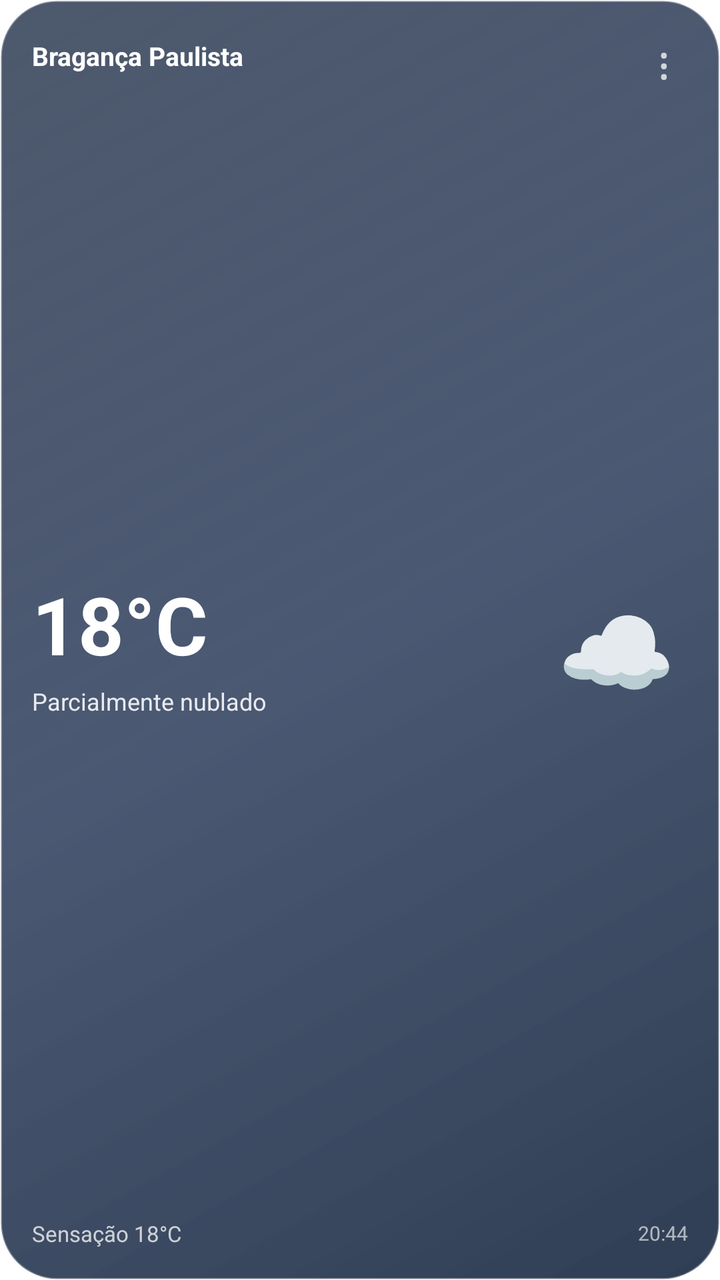
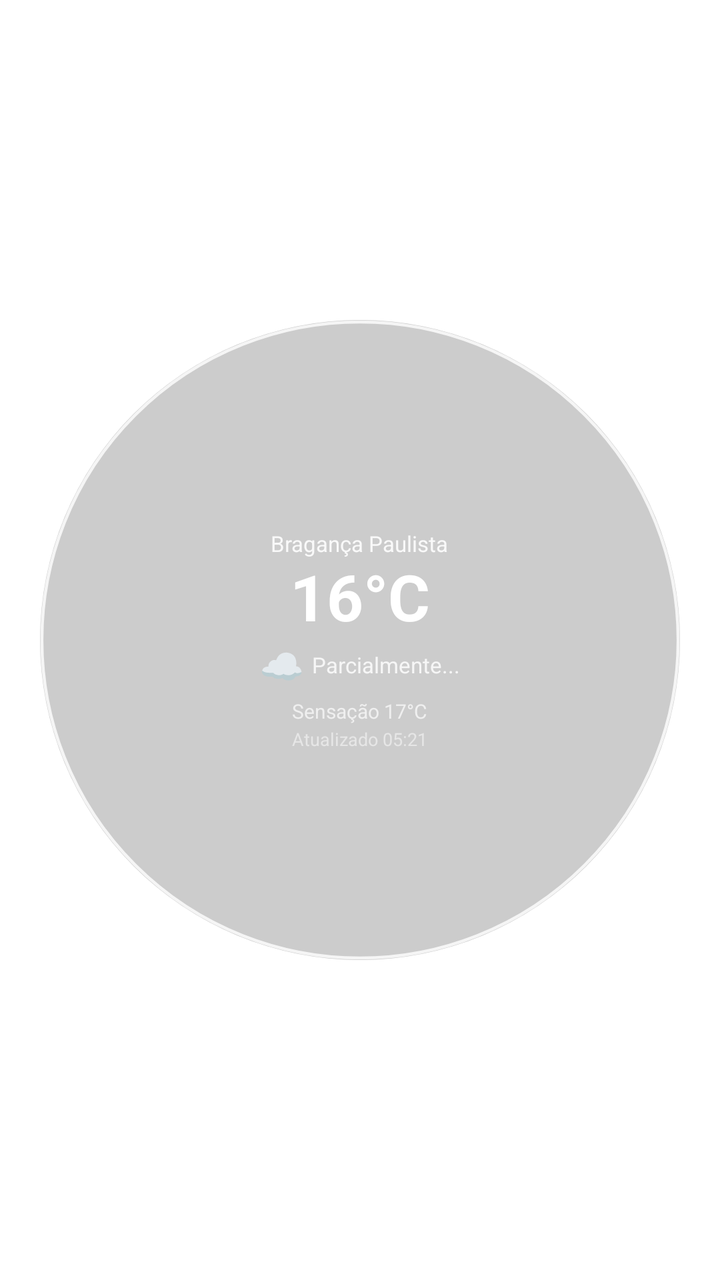

The first picture is an Android layout as it rendered before a commit; the second is the same layout after the commit. The layout source and the unified diff follow.
<!-- AndroidManifest.xml: fallback theme Theme.MaterialComponents.DayNight.NoActionBar -->
<!-- res/layout/weather_home_widget.xml -->
<?xml version="1.0" encoding="utf-8"?>
<FrameLayout
    xmlns:android="http://schemas.android.com/apk/res/android"
    android:id="@+id/widget_root"
    android:layout_width="match_parent"
    android:layout_height="match_parent"
    android:background="@drawable/widget_background"
    android:padding="16dp">

    
    <LinearLayout
        android:layout_width="match_parent"
        android:layout_height="match_parent"
        android:orientation="vertical">

        
        <LinearLayout
            android:layout_width="match_parent"
            android:layout_height="wrap_content"
            android:orientation="horizontal"
            android:gravity="center_vertical">

            <TextView
                android:id="@+id/widget_city"
                android:layout_width="0dp"
                android:layout_height="wrap_content"
                android:layout_weight="1"
                android:text="Bragança Paulista"
                android:textColor="#FFFFFFFF"
                android:textSize="13sp"
                android:textStyle="bold"
                android:maxLines="1"
                android:ellipsize="end" />

            <TextView
                android:id="@+id/widget_menu"
                android:layout_width="24dp"
                android:layout_height="24dp"
                android:gravity="center"
                android:text="⋮"
                android:textColor="#BFFFFFFF"
                android:textSize="22sp" />

        </LinearLayout>

        
        <LinearLayout
            android:layout_width="match_parent"
            android:layout_height="0dp"
            android:layout_weight="1"
            android:orientation="horizontal"
            android:gravity="center_vertical">

            
            <LinearLayout
                android:layout_width="0dp"
                android:layout_height="wrap_content"
                android:layout_weight="1"
                android:orientation="vertical">

                <TextView
                    android:id="@+id/widget_temperature"
                    android:layout_width="wrap_content"
                    android:layout_height="wrap_content"
                    android:text="18°C"
                    android:textColor="#FFFFFFFF"
                    android:textSize="40sp"
                    android:textStyle="bold"
                    android:includeFontPadding="false" />

                <TextView
                    android:id="@+id/widget_description"
                    android:layout_width="wrap_content"
                    android:layout_height="wrap_content"
                    android:layout_marginTop="5dp"
                    android:text="Parcialmente nublado"
                    android:textColor="#DFFFFFFF"
                    android:textSize="12sp"
                    android:maxLines="1"
                    android:ellipsize="end" />

            </LinearLayout>

            
            <TextView
                android:id="@+id/widget_weather_icon"
                android:layout_width="72dp"
                android:layout_height="72dp"
                android:gravity="center"
                android:text="☁"
                android:textColor="#FFFFFFFF"
                android:textSize="48sp" />

        </LinearLayout>

        
        <LinearLayout
            android:layout_width="match_parent"
            android:layout_height="wrap_content"
            android:orientation="horizontal"
            android:gravity="center_vertical">

            <TextView
                android:id="@+id/widget_feels"
                android:layout_width="0dp"
                android:layout_height="wrap_content"
                android:layout_weight="1"
                android:text="Sensação 18°C"
                android:textColor="#BFFFFFFF"
                android:textSize="11sp"
                android:maxLines="1" />

            <TextView
                android:id="@+id/widget_updated"
                android:layout_width="wrap_content"
                android:layout_height="wrap_content"
                android:text="20:44"
                android:textColor="#9FFFFFFF"
                android:textSize="10sp" />

        </LinearLayout>

    </LinearLayout>

</FrameLayout>
<!-- resources referenced by this layout -->
<resources>
  <!-- drawable widget_background (drawable) -->
  <?xml version="1.0" encoding="utf-8"?>
  <shape xmlns:android="http://schemas.android.com/apk/res/android"
      android:shape="rectangle">
  
      <gradient
          android:angle="135"
          android:startColor="#E6192942"
          android:centerColor="#D92B3B5A"
          android:endColor="#C61A2942" />
  
      <corners android:radius="28dp" />
  
      <stroke
          android:width="1dp"
          android:color="#55FFFFFF" />
  
  </shape>
</resources>

<!-- the commit's change to res/layout/weather_home_widget.xml (unified diff, before → after) -->
@@ -1,124 +1,102 @@
 <?xml version="1.0" encoding="utf-8"?>
-<FrameLayout
-    xmlns:android="http://schemas.android.com/apk/res/android"
+<FrameLayout xmlns:android="http://schemas.android.com/apk/res/android"
     android:id="@+id/widget_root"
     android:layout_width="match_parent"
     android:layout_height="match_parent"
-    android:background="@drawable/widget_background"
-    android:padding="16dp">
+    android:padding="0dp">
+
+    
+    <ImageView
+        android:id="@+id/widget_circle"
+        android:layout_width="match_parent"
+        android:layout_height="match_parent"
+        android:src="@drawable/widget_circle"
+        android:scaleType="centerInside"
+        android:contentDescription="@null" />
 
     
     <LinearLayout
         android:layout_width="match_parent"
         android:layout_height="match_parent"
-        android:orientation="vertical">
+        android:orientation="vertical"
+        android:gravity="center"
+        android:padding="12dp">
+
+        
+        <TextView
+            android:id="@+id/widget_city"
+            android:layout_width="wrap_content"
+            android:layout_height="wrap_content"
+            android:text="Bragança Paulista"
+            android:textColor="#E0FFFFFF"
+            android:textSize="11sp"
+            android:maxLines="1"
+            android:ellipsize="end"
+            android:gravity="center" />
+
+        
+        <TextView
+            android:id="@+id/widget_temperature"
+            android:layout_width="wrap_content"
+            android:layout_height="wrap_content"
+            android:layout_marginTop="2dp"
+            android:text="16°C"
+            android:textColor="#FFFFFFFF"
+            android:textSize="32sp"
+            android:textStyle="bold"
+            android:includeFontPadding="false"
+            android:gravity="center" />
 
         
         <LinearLayout
-            android:layout_width="match_parent"
+            android:layout_width="wrap_content"
             android:layout_height="wrap_content"
             android:orientation="horizontal"
-            android:gravity="center_vertical">
+            android:gravity="center_vertical"
+            android:layout_marginTop="2dp">
 
             <TextView
-                android:id="@+id/widget_city"
-                android:layout_width="0dp"
+                android:id="@+id/widget_weather_icon"
+                android:layout_width="wrap_content"
                 android:layout_height="wrap_content"
-                android:layout_weight="1"
-                android:text="Bragança Paulista"
+                android:text="☁"
                 android:textColor="#FFFFFFFF"
-                android:textSize="13sp"
-                android:textStyle="bold"
+                android:textSize="18sp"
+                android:layout_marginEnd="4dp" />
+
+            <TextView
+                android:id="@+id/widget_description"
+                android:layout_width="wrap_content"
+                android:layout_height="wrap_content"
+                android:text="Parcialmente..."
+                android:textColor="#D0FFFFFF"
+                android:textSize="11sp"
                 android:maxLines="1"
                 android:ellipsize="end" />
-
-            <TextView
-                android:id="@+id/widget_menu"
-                android:layout_width="24dp"
-                android:layout_height="24dp"
-                android:gravity="center"
-                android:text="⋮"
-                android:textColor="#BFFFFFFF"
-                android:textSize="22sp" />
 
         </LinearLayout>
 
         
-        <LinearLayout
-            android:layout_width="match_parent"
-            android:layout_height="0dp"
-            android:layout_weight="1"
-            android:orientation="horizontal"
-            android:gravity="center_vertical">
-
-            
-            <LinearLayout
-                android:layout_width="0dp"
-                android:layout_height="wrap_content"
-                android:layout_weight="1"
-                android:orientation="vertical">
-
-                <TextView
-                    android:id="@+id/widget_temperature"
-                    android:layout_width="wrap_content"
-                    android:layout_height="wrap_content"
-                    android:text="18°C"
-                    android:textColor="#FFFFFFFF"
-                    android:textSize="40sp"
-                    android:textStyle="bold"
-                    android:includeFontPadding="false" />
-
-                <TextView
-                    android:id="@+id/widget_description"
-                    android:layout_width="wrap_content"
-                    android:layout_height="wrap_content"
-                    android:layout_marginTop="5dp"
-                    android:text="Parcialmente nublado"
-                    android:textColor="#DFFFFFFF"
-                    android:textSize="12sp"
-                    android:maxLines="1"
-                    android:ellipsize="end" />
-
-            </LinearLayout>
-
-            
-            <TextView
-                android:id="@+id/widget_weather_icon"
-                android:layout_width="72dp"
-                android:layout_height="72dp"
-                android:gravity="center"
-                android:text="☁"
-                android:textColor="#FFFFFFFF"
-                android:textSize="48sp" />
-
-        </LinearLayout>
+        <TextView
+            android:id="@+id/widget_feels"
+            android:layout_width="wrap_content"
+            android:layout_height="wrap_content"
+            android:layout_marginTop="4dp"
+            android:text="Sensação 17°C"
+            android:textColor="#B0FFFFFF"
+            android:textSize="10sp"
+            android:gravity="center" />
 
         
-        <LinearLayout
-            android:layout_width="match_parent"
+        <TextView
+            android:id="@+id/widget_updated"
+            android:layout_width="wrap_content"
             android:layout_height="wrap_content"
-            android:orientation="horizontal"
-            android:gravity="center_vertical">
-
-            <TextView
-                android:id="@+id/widget_feels"
-                android:layout_width="0dp"
-                android:layout_height="wrap_content"
-                android:layout_weight="1"
-                android:text="Sensação 18°C"
-                android:textColor="#BFFFFFFF"
-                android:textSize="11sp"
-                android:maxLines="1" />
-
-            <TextView
-                android:id="@+id/widget_updated"
-                android:layout_width="wrap_content"
-                android:layout_height="wrap_content"
-                android:text="20:44"
-                android:textColor="#9FFFFFFF"
-                android:textSize="10sp" />
-
-        </LinearLayout>
+            android:layout_marginTop="1dp"
+            android:text="Atualizado 05:21"
+            android:textColor="#80FFFFFF"
+            android:textSize="9sp"
+            android:gravity="center" />
 
     </LinearLayout>
 
<!-- resource entries referenced after the edit -->
@@ -1,22 +1,31 @@
 <!-- resources referenced by this layout -->
 <resources>
-  <!-- drawable widget_background (drawable) -->
+  <!-- drawable widget_circle (drawable) -->
   <?xml version="1.0" encoding="utf-8"?>
-  <shape xmlns:android="http://schemas.android.com/apk/res/android"
-      android:shape="rectangle">
+  <vector xmlns:android="http://schemas.android.com/apk/res/android"
+      android:width="320dp"
+      android:height="320dp"
+      android:viewportWidth="320"
+      android:viewportHeight="320">
   
-      <gradient
-          android:angle="135"
-          android:startColor="#E6192942"
-          android:centerColor="#D92B3B5A"
-          android:endColor="#C61A2942" />
+      
+      <path
+          android:fillColor="#33000000"
+          android:pathData="
+              M160,0
+              A160,160 0,1 0,160,320
+              A160,160 0,1 0,160,0" />
   
-      <corners android:radius="28dp" />
+      
+      <path
+          android:fillColor="@android:color/transparent"
+          android:strokeColor="#CCFFFFFF"
+          android:strokeWidth="1.5"
+          android:pathData="
+              M160,1
+              A159,159 0,1 0,160,319
+              A159,159 0,1 0,160,1" />
   
-      <stroke
-          android:width="1dp"
-          android:color="#55FFFFFF" />
-  
-  </shape>
+  </vector>
 </resources>
 
